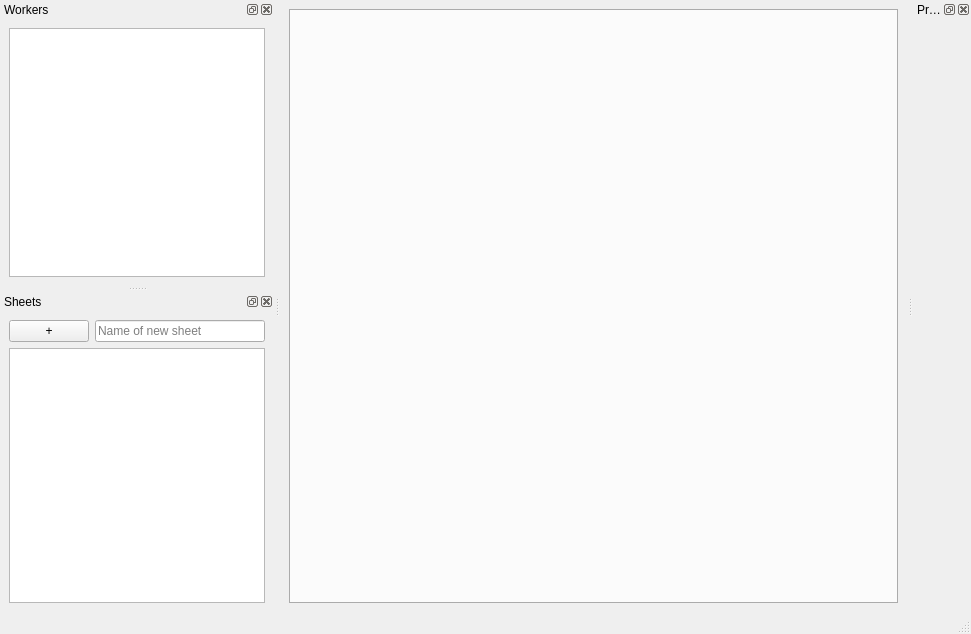
First picture: the form in gui/main.ui, repository DrLuke/pyree-old, before the edit.
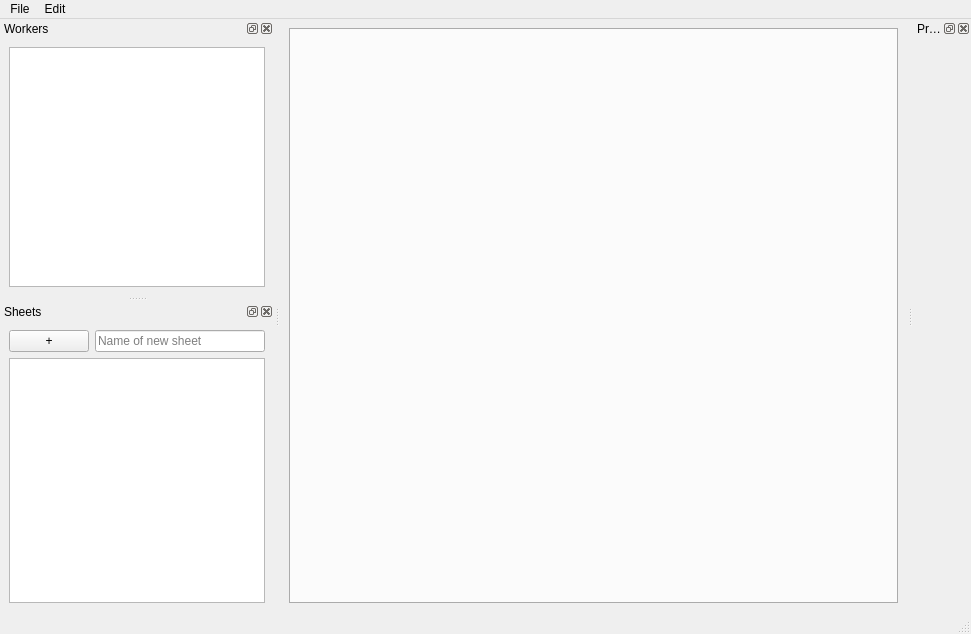
Second picture: the form after the edit.

```diff
--- a/gui/main.ui
+++ b/gui/main.ui
@@ -45,6 +45,28 @@
      <height>21</height>
     </rect>
    </property>
+   <widget class="QMenu" name="menuFile">
+    <property name="title">
+     <string>File</string>
+    </property>
+    <addaction name="actionNew_Project"/>
+    <addaction name="actionOpen"/>
+    <addaction name="actionSave"/>
+    <addaction name="actionSave_as"/>
+    <addaction name="separator"/>
+    <addaction name="actionImport_sheet"/>
+    <addaction name="separator"/>
+    <addaction name="actionExit"/>
+   </widget>
+   <widget class="QMenu" name="menuEdit">
+    <property name="title">
+     <string>Edit</string>
+    </property>
+    <addaction name="actionUndo"/>
+    <addaction name="actionRedo"/>
+   </widget>
+   <addaction name="menuFile"/>
+   <addaction name="menuEdit"/>
   </widget>
   <widget class="QStatusBar" name="statusbar"/>
   <widget class="QDockWidget" name="workersDockWidget">
```
Left out of the diff: 40 changed lines with no effect on the pictures.
